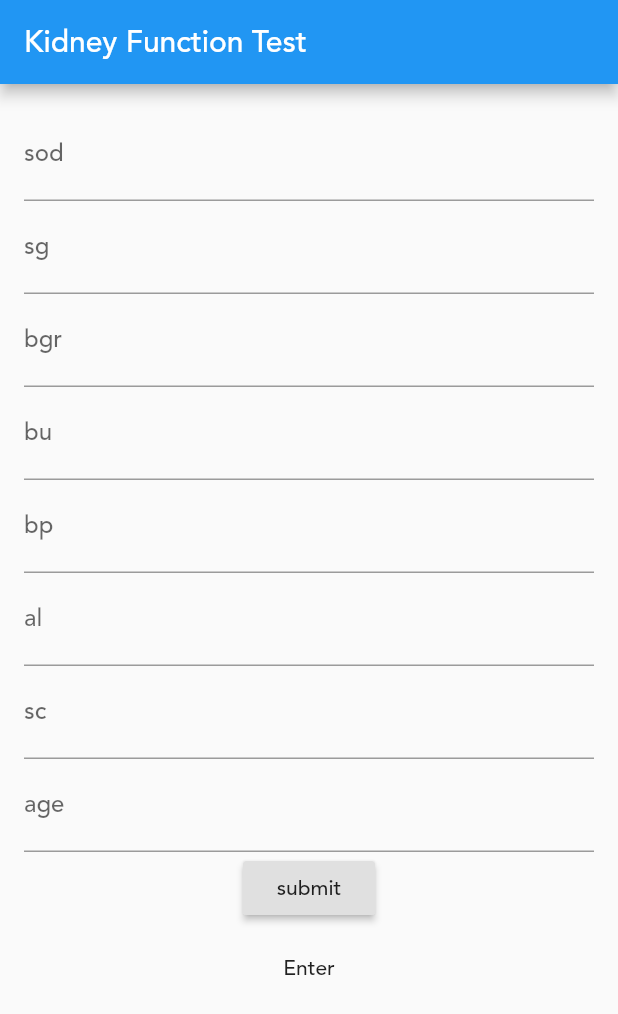
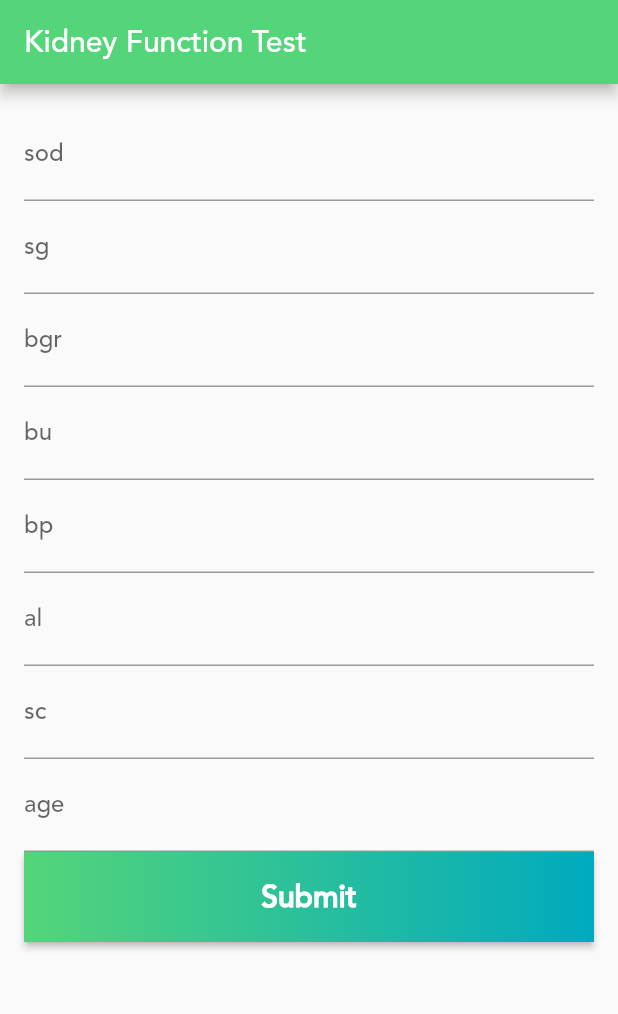
Before and after one commit to ShivamGupta0/Hackathon, a Flutter app: the kft screen opened directly, on a phone screen of 412 x 824 dp. Shown: the top 1014 px of the screen. Run offline on Flutter 3.47's test engine with Material 2 defaults, Android fonts, the phone set to English and light mode, and no system bars; missing offline and left inert: ml_algo, ml_dataframe, ml_preprocessing.

Commit message:
Final Commit

```diff
--- a/Downloads/doctorappointment-master/doctorappointment-master/lib/KFT.dart
+++ b/Downloads/doctorappointment-master/doctorappointment-master/lib/KFT.dart
@@ -121,6 +121,7 @@ class _MyHomePageState extends State<kft> {
   Widget build(BuildContext context) {
     return Scaffold(
       appBar: AppBar(
+        backgroundColor: Color(0xff54D579),
         title: Text("Kidney Function Test"),
       ),
       body: Padding(
@@ -217,7 +218,28 @@ class _MyHomePageState extends State<kft> {
 
                     RaisedButton(
                       onPressed: _submit,
-                      child: Text("submit"),
+                      textColor: Colors.white,
+                      padding: const EdgeInsets.all(0.0),
+                      child: Container(
+                        height: 60,
+                        width: MediaQuery.of(context).size.width,
+                        decoration: BoxDecoration(
+                          gradient: LinearGradient(
+                            stops: [0, 1],
+                            colors: [getStartedColorStart, getStartedColorEnd],
+                          ),
+                        ),
+                        child: Center(
+                          child: Text(
+                            "Submit",
+                            style: TextStyle(
+                              color: Colors.white,
+                              fontSize: 20,
+                              fontWeight: FontWeight.w800,
+                            ),
+                          ),
+                        ),
+                      ),
                     ),
                   ],
                 ),
@@ -230,7 +252,14 @@ class _MyHomePageState extends State<kft> {
               ),
               Column(
                 children: <Widget>[
-                  x == '' ? Text('Enter') : Text(x),
+                  Text(
+                    x,
+                    style: TextStyle(
+                      color: Colors.redAccent,
+                      fontSize: 17,
+                      fontWeight: FontWeight.w800,
+                    ),
+                  ),
                 ],
               )
             ],
```
Also changed, not shown: Downloads/doctorappointment-master/doctorappointment-master/lib/BloodSugar.dart (+31 -2 lines), Downloads/doctorappointment-master/doctorappointment-master/lib/HomePage.dart (+5 -4 lines), Downloads/doctorappointment-master/doctorappointment-master/lib/LFT.dart (+31 -2 lines), Downloads/doctorappointment-master/doctorappointment-master/lib/Thyroid.dart (+31 -2 lines), Downloads/doctorappointment-master/doctorappointment-master/lib/main.dart (+32 -23 lines), Downloads/doctorappointment-master/doctorappointment-master/assets/images/docprofile/Image0.png (added), Downloads/doctorappointment-master/doctorappointment-master/assets/images/docprofile/Image1.png (added), Downloads/doctorappointment-master/doctorappointment-master/assets/images/docprofile/Image2.png (added), Downloads/doctorappointment-master/doctorappointment-master/assets/images/docprofile/Image3.png (added).
